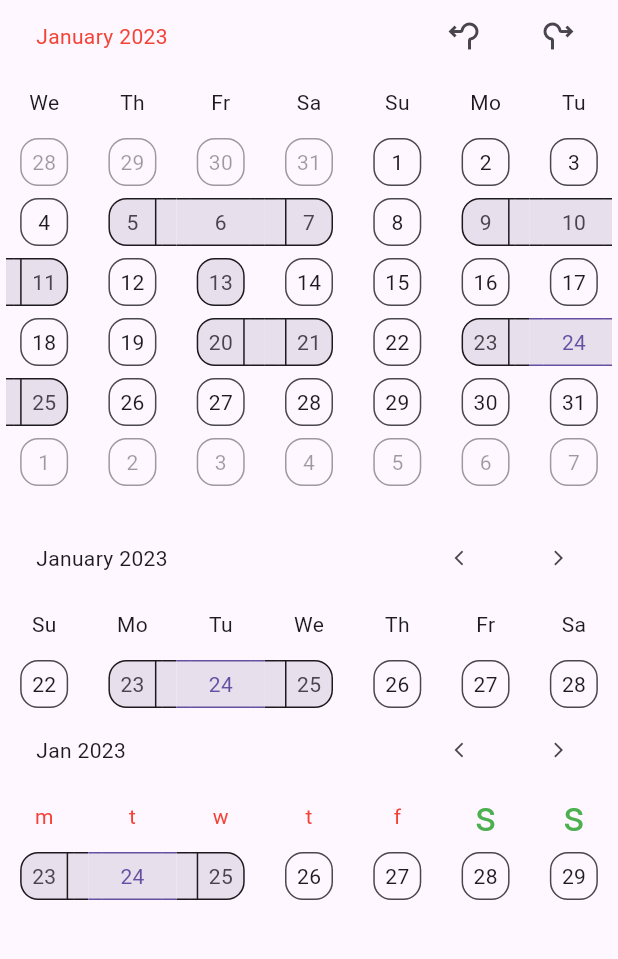
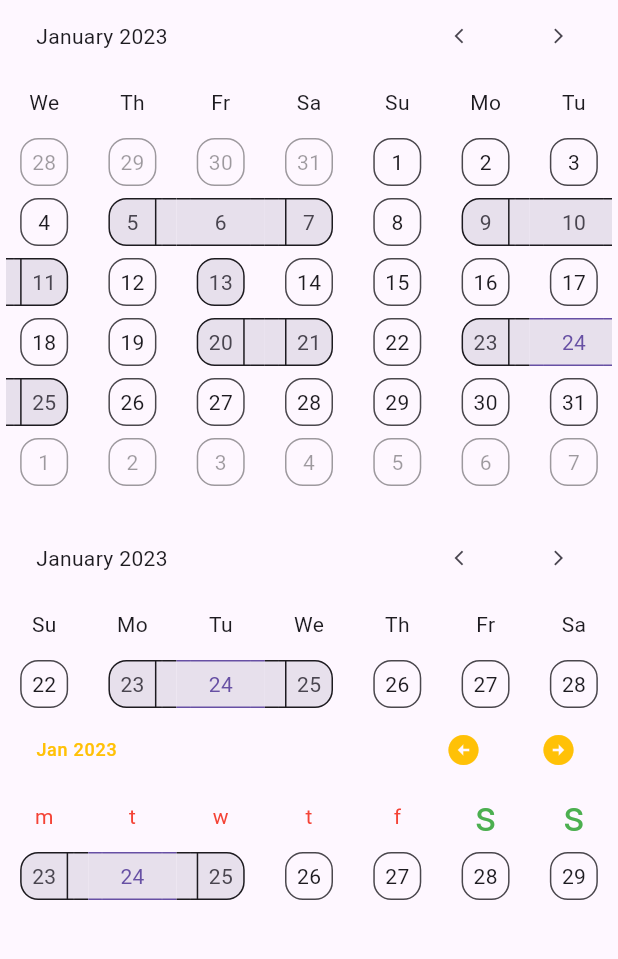
Before and after one commit to chaudharydeepanshu/clean_calendar, a Flutter app: the screen it shows after launch, on a phone screen of 412 x 824 dp, the part 84-1043 px from its top. Run offline on Flutter 3.47's test engine with Material 2 defaults, Android fonts, the phone set to English and light mode, and no system bars.

Commit message:
Updated example.

```diff
--- a/example/lib/main.dart
+++ b/example/lib/main.dart
@@ -40,15 +40,6 @@ class _HomeState extends State<Home> {
         child: ListView(
           children: [
             CleanCalendar(
-              headerProperties: HeaderProperties(
-                monthYearDecoration: MonthYearDecoration(
-                  monthYearTextColor: Colors.red,
-                ),
-                navigatorDecoration: NavigatorDecoration(
-                  navigateLeftButtonIcon: Icon(Icons.roundabout_left),
-                  navigateRightButtonIcon: Icon(Icons.roundabout_right),
-                ),
-              ),
               enableDenseViewForDates: true,
               enableDenseSplashForDates: true,
               datesForStreaks: [
@@ -120,6 +111,26 @@ class _HomeState extends State<Home> {
               },
             ),
             CleanCalendar(
+              headerProperties: HeaderProperties(
+                monthYearDecoration: MonthYearDecoration(
+                  monthYearTextColor: Colors.amber,
+                  monthYearTextStyle: Theme.of(context).textTheme.labelMedium,
+                ),
+                navigatorDecoration: NavigatorDecoration(
+                  navigatorResetButtonIcon: const Icon(
+                    Icons.restart_alt,
+                    color: Colors.amber,
+                  ),
+                  navigateLeftButtonIcon: const Icon(
+                    Icons.arrow_circle_left,
+                    color: Colors.amber,
+                  ),
+                  navigateRightButtonIcon: const Icon(
+                    Icons.arrow_circle_right,
+                    color: Colors.amber,
+                  ),
+                ),
+              ),
               datePickerCalendarView: DatePickerCalendarView.weekView,
               enableDenseViewForDates: true,
               enableDenseSplashForDates: true,
```
